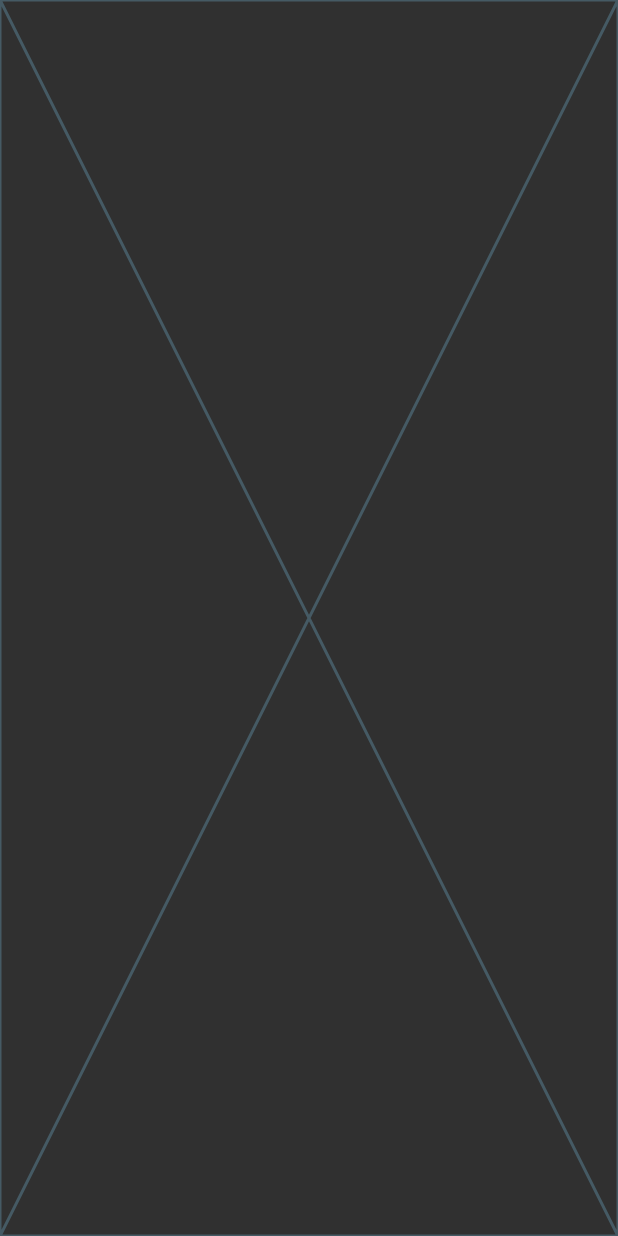
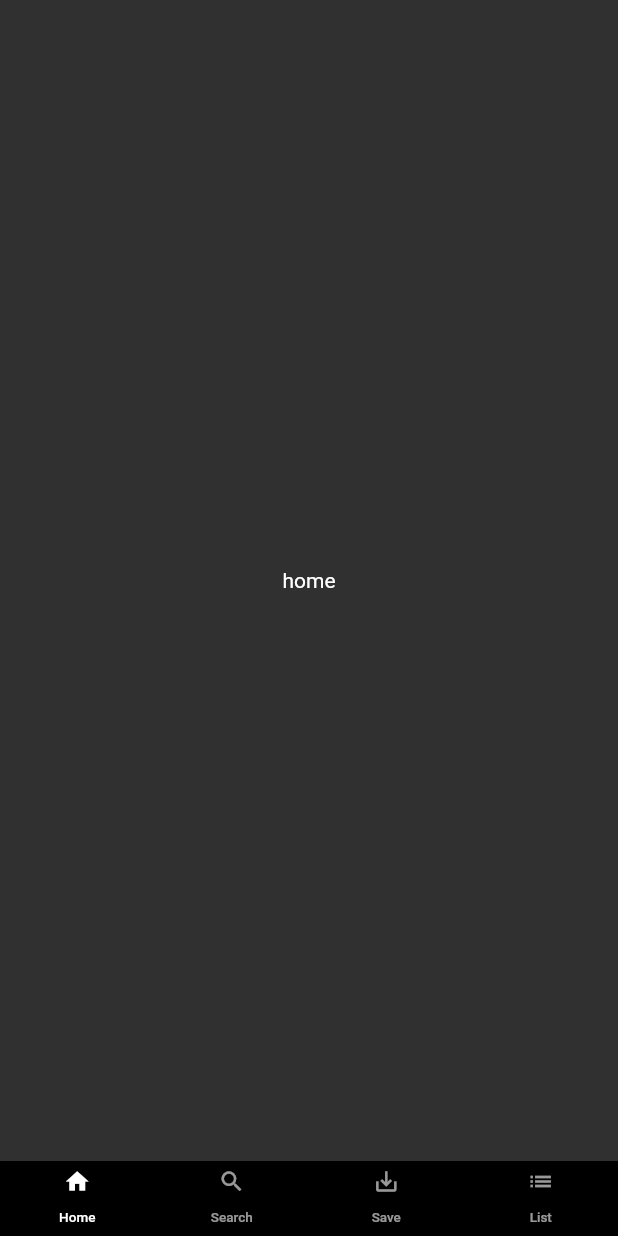
Before and after one commit to bbarkse93/flutter-NetFlix, a Flutter app: the screen it shows after launch, on a phone screen of 412 x 824 dp. Run offline on Flutter 3.47's test engine with Material 2 defaults, Android fonts, the phone set to English and light mode, and no system bars.

Commit message:
BottomBar 완료

```diff
--- /dev/null
+++ b/lib/components/bottom_bar.dart
@@ -0,0 +1,62 @@
+import 'package:flutter/material.dart';
+
+class BottomBar extends StatelessWidget {
+  const BottomBar({super.key});
+
+  @override
+  Widget build(BuildContext context) {
+    return Container(
+      color: Colors.black,
+      child: Container(
+        height: 50,
+        child: TabBar(
+          labelColor: Colors.white,
+          unselectedLabelColor: Colors.white60,
+          indicatorColor: Colors.transparent,
+          tabs: <Widget>[
+            Tab(
+              icon: Icon(
+                Icons.home,
+                size: 18,
+              ),
+              child: Text(
+                "Home",
+                style: TextStyle(fontSize: 9),
+              ),
+            ),
+            Tab(
+              icon: Icon(
+                Icons.search,
+                size: 18,
+              ),
+              child: Text(
+                "Search",
+                style: TextStyle(fontSize: 9),
+              ),
+            ),
+            Tab(
+              icon: Icon(
+                Icons.save_alt,
+                size: 18,
+              ),
+              child: Text(
+                "Save",
+                style: TextStyle(fontSize: 9),
+              ),
+            ),
+            Tab(
+              icon: Icon(
+                Icons.list,
+                size: 18,
+              ),
+              child: Text(
+                "List",
+                style: TextStyle(fontSize: 9),
+              ),
+            ),
+          ],
+        ),
+      ),
+    );
+  }
+}
--- a/lib/main.dart
+++ b/lib/main.dart
@@ -1,4 +1,5 @@
 import 'package:flutter/material.dart';
+import 'package:netflix_app/components/bottom_bar.dart';
 import 'package:netflix_app/theme.dart';
 
 void main() {
@@ -25,13 +26,29 @@ class _MyAppState extends State<MyApp> {
           body: TabBarView(
             physics: NeverScrollableScrollPhysics(),
             children: <Widget>[
-              Container(),
-              Container(),
-              Container(),
-              Container(),
+              Container(
+                child: Center(
+                  child: Text("home"),
+                ),
+              ),
+              Container(
+                child: Center(
+                  child: Text("search"),
+                ),
+              ),
+              Container(
+                child: Center(
+                  child: Text("save"),
+                ),
+              ),
+              Container(
+                child: Center(
+                  child: Text("list"),
+                ),
+              ),
             ],
           ),
-          bottomNavigationBar: Placeholder(),
+          bottomNavigationBar: BottomBar(),
         ),
       ),
     );
```
